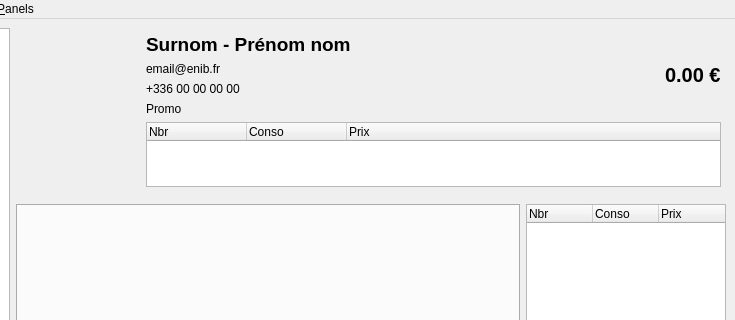
First picture: the form in application/ui/mainwindow.ui, repository nils-van-zuijlen/Enibar, before the edit; both pictures show x 149 to 884 and y 0 to 320 of the 884 by 690 pixel window.
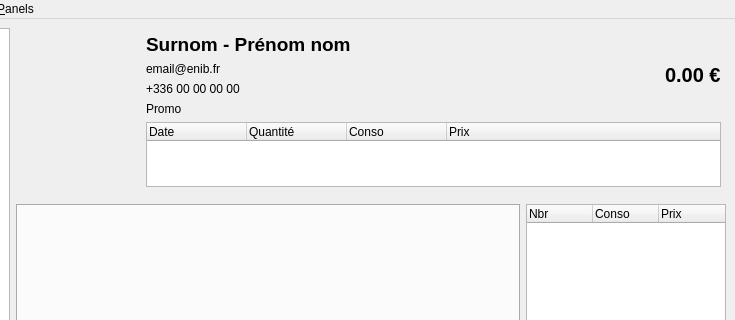
Second picture: the form after the edit. Custom widgets are drawn as their Qt base class.

Commit message: Add a date column in the note_history

Diff of the .ui file:
```diff
--- a/application/ui/mainwindow.ui
+++ b/application/ui/mainwindow.ui
@@ -512,7 +512,15 @@
             </property>
             <column>
              <property name="text">
-              <string>Nbr</string>
+              <string>Date</string>
+             </property>
+            </column>
+            <column>
+             <property name="text">
+              <string>Quantité</string>
+             </property>
+             <property name="textAlignment">
+              <set>AlignLeft|AlignVCenter</set>
              </property>
             </column>
             <column>
```
Left out of the diff: 2 changed lines with no effect on the pictures. The commit also changes 1 other file.
